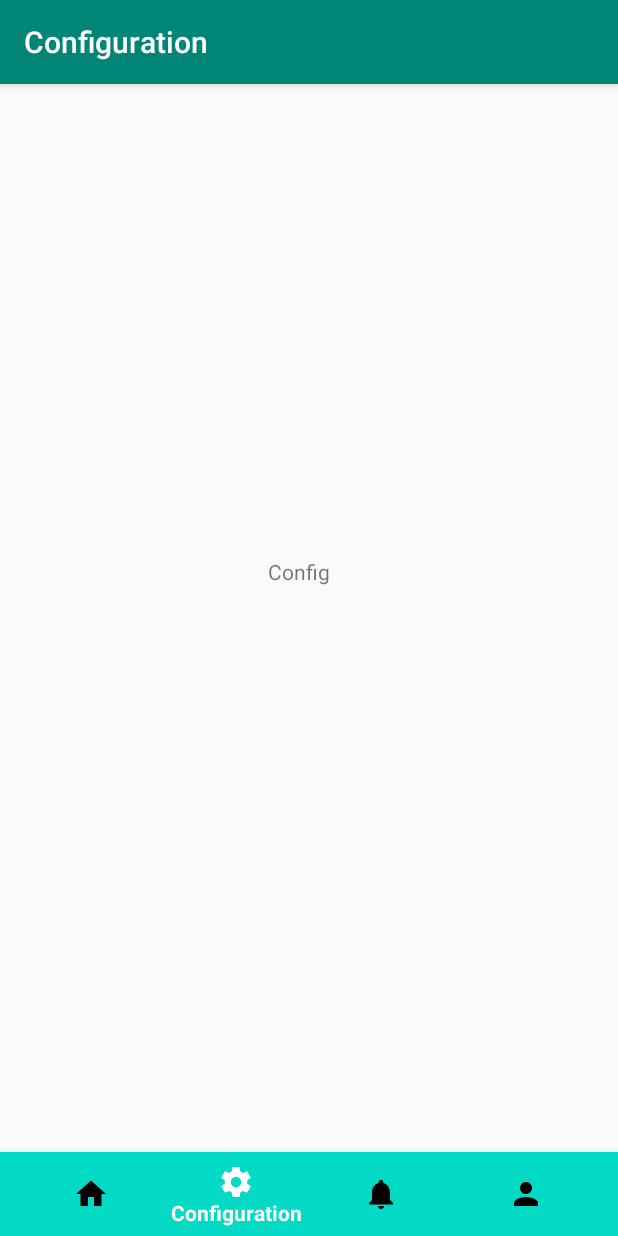
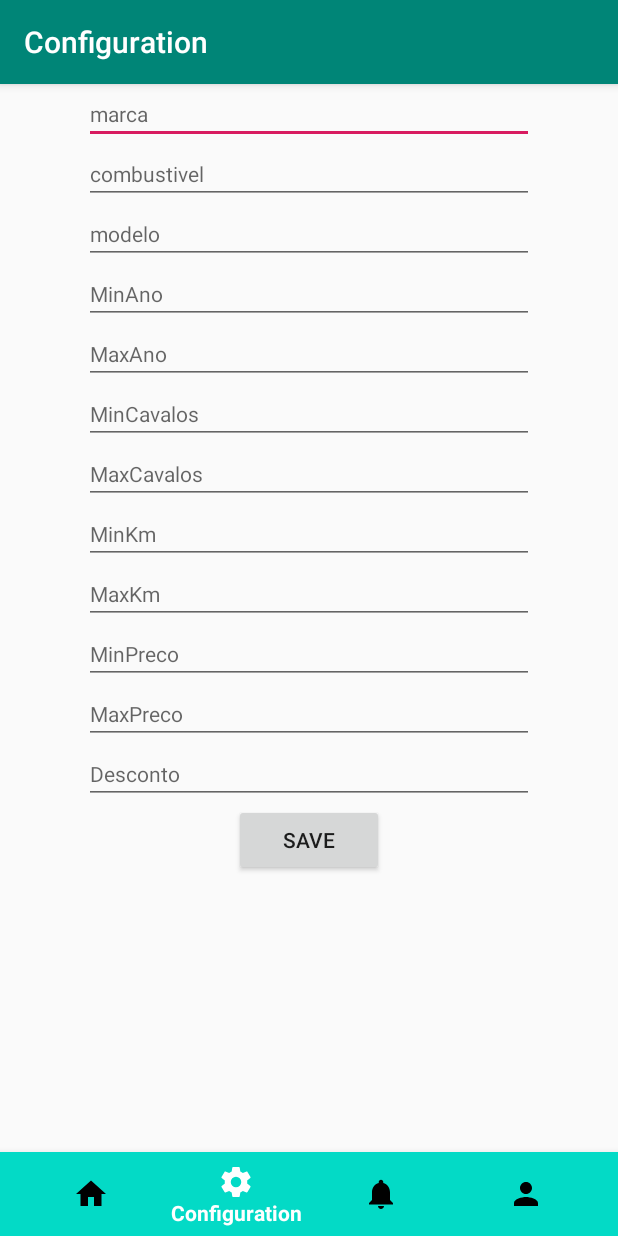
Before and after one commit to Fonseca2570/CMO, an Android app: the config screen opened directly, with no data from a screen before it, on a phone screen of 412 x 824 dp. Run offline under Robolectric (Android 15) with nearby library versions, the phone set to English and light mode, and no system bars.

Commit message:
form pesquisar carros

```diff
--- a/StandBot/app/src/main/java/com/ispgaya/standbot/config.java
+++ b/StandBot/app/src/main/java/com/ispgaya/standbot/config.java
@@ -5,16 +5,37 @@ import androidx.appcompat.app.AppCompatActivity;
 
 import android.content.Intent;
 import android.os.Bundle;
+import android.text.TextUtils;
 import android.view.MenuItem;
+import android.view.View;
+import android.widget.Button;
+import android.widget.EditText;
 
 import com.google.android.material.bottomnavigation.BottomNavigationView;
 
 public class config extends AppCompatActivity {
 
+    EditText minCavalos, maxCavalos, minAno, maxAno, minKm, maxKm, minPreco, maxPreco, desconto, marca, combustivel, modelo;
+    Button save;
+
     @Override
     protected void onCreate(Bundle savedInstanceState) {
         super.onCreate(savedInstanceState);
         setContentView(R.layout.activity_config);
+
+        minCavalos = findViewById(R.id.minCavalos);
+        maxCavalos = findViewById(R.id.maxCavalos);
+        minAno = findViewById(R.id.minAno);
+        maxAno = findViewById(R.id.maxAno);
+        minKm = findViewById(R.id.minKm);
+        maxKm = findViewById(R.id.maxKm);
+        minPreco = findViewById(R.id.minPreco);
+        maxPreco = findViewById(R.id.maxPreco);
+        desconto = findViewById(R.id.desconto);
+        marca = findViewById(R.id.marca);
+        combustivel = findViewById(R.id.combustivel);
+        modelo = findViewById(R.id.modelo);
+        save = findViewById(R.id.save);
 
         //Initialize  and Assign Variable
         BottomNavigationView bottomNavigationView = findViewById(R.id.bottom_navigation);
@@ -45,5 +66,40 @@ public class config extends AppCompatActivity {
                 return false;
             }
         });
+        save.setOnClickListener(new View.OnClickListener(){
+            @Override
+            public void onClick(View view){
+                checkData();
+            }
+        });
+    }
+
+    boolean isEmpty(EditText text) {
+        CharSequence str = text.getText().toString();
+        return TextUtils.isEmpty(str);
+    }
+
+    void checkData(){
+        if (isEmpty(minCavalos)) {
+            minCavalos.setError("MinCavalos is required!");
+        }
+        if (isEmpty(maxCavalos)) {
+            maxCavalos.setError("MaxCavalos is required!");
+        }
+        if (isEmpty(minKm)) {
+            minKm.setError("MinKm is required!");
+        }
+        if (isEmpty(maxKm)) {
+            maxKm.setError("MaxKm is required!");
+        }
+        if (isEmpty(minAno)) {
+            minAno.setError("MinAno is required!");
+        }
+        if (isEmpty(maxAno)) {
+            maxAno.setError("MaxAno is required!");
+        }
+        if (isEmpty(combustivel)) {
+            combustivel.setError("Combustivel is required!");
+        }
     }
 }
--- a/StandBot/app/src/main/res/layout/activity_config.xml
+++ b/StandBot/app/src/main/res/layout/activity_config.xml
@@ -1,31 +1,148 @@
 <?xml version="1.0" encoding="utf-8"?>
-<RelativeLayout xmlns:android="http://schemas.android.com/apk/res/android"
+<FrameLayout xmlns:android="http://schemas.android.com/apk/res/android"
     xmlns:app="http://schemas.android.com/apk/res-auto"
     xmlns:tools="http://schemas.android.com/tools"
     android:layout_width="match_parent"
     android:layout_height="match_parent"
+    android:gravity="center"
     tools:context=".config">
 
+    <RelativeLayout
+        android:layout_width="match_parent"
+        android:layout_height="545dp">
+
+        <ScrollView
+            android:layout_width="match_parent"
+            android:layout_height="match_parent">
+
+            <LinearLayout
+                android:layout_width="match_parent"
+                android:layout_height="wrap_content"
+                android:gravity="center"
+                android:orientation="vertical">
+                <!--Put form controls here-->
+                <EditText
+                    android:id="@+id/marca"
+                    android:layout_width="300dp"
+                    android:layout_height="wrap_content"
+                    android:hint="marca"
+                    android:textColor="@color/black"
+                    android:textSize="14sp" />
+
+                <EditText
+                    android:id="@+id/combustivel"
+                    android:layout_width="300dp"
+                    android:layout_height="wrap_content"
+                    android:hint="combustivel"
+                    android:textColor="@color/black"
+                    android:textSize="14sp" />
+
+                <EditText
+                    android:id="@+id/modelo"
+                    android:layout_width="300dp"
+                    android:layout_height="wrap_content"
+                    android:hint="modelo"
+                    android:textColor="@color/black"
+                    android:textSize="14sp" />
+
+                <EditText
+                    android:id="@+id/minAno"
+                    android:layout_width="300dp"
+                    android:layout_height="wrap_content"
+                    android:hint="MinAno"
+                    android:inputType="number"
+                    android:textColor="@color/black"
+                    android:textSize="14sp" />
+
+                <EditText
+                    android:id="@+id/maxAno"
+                    android:layout_width="300dp"
+                    android:layout_height="wrap_content"
+                    android:hint="MaxAno"
+                    android:inputType="number"
+                    android:textColor="@color/black"
+                    android:textSize="14sp" />
+
+                <EditText
+                    android:id="@+id/minCavalos"
+                    android:layout_width="300dp"
+                    android:layout_height="wrap_content"
+                    android:hint="MinCavalos"
+                    android:inputType="number"
+                    android:textColor="@color/black"
+                    android:textSize="14sp" />
+
+                <EditText
+                    android:id="@+id/maxCavalos"
+                    android:layout_width="300dp"
+                    android:layout_height="wrap_content"
+                    android:hint="MaxCavalos"
+                    android:inputType="number"
+                    android:textColor="@color/black"
+                    android:textSize="14sp" />
+
+                <EditText
+                    android:id="@+id/minKm"
+                    android:layout_width="300dp"
+                    android:layout_height="wrap_content"
+                    android:hint="MinKm"
+                    android:inputType="number"
+                    android:textColor="@color/black"
+                    android:textSize="14sp" />
+
+                <EditText
+                    android:id="@+id/maxKm"
+                    android:layout_width="300dp"
+                    android:layout_height="wrap_content"
+                    android:hint="MaxKm"
+                    android:inputType="number"
+                    android:textColor="@color/black"
+                    android:textSize="14sp" />
+
+                <EditText
+                    android:id="@+id/minPreco"
+                    android:layout_width="300dp"
+                    android:layout_height="wrap_content"
+                    android:hint="MinPreco"
+                    android:inputType="number"
+                    android:textColor="@color/black"
+                    android:textSize="14sp" />
+
+                <EditText
+                    android:id="@+id/maxPreco"
+                    android:layout_width="300dp"
+                    android:layout_height="wrap_content"
+                    android:hint="MaxPreco"
+                    android:inputType="number"
+                    android:textColor="@color/black"
+                    android:textSize="14sp" />
+
+                <EditText
+                    android:id="@+id/desconto"
+                    android:layout_width="300dp"
+                    android:layout_height="wrap_content"
+                    android:hint="Desconto"
+                    android:inputType="number"
+                    android:textColor="@color/black"
+                    android:textSize="14sp" />
+
+                <Button
+                    android:id="@+id/save"
+                    android:layout_width="100dp"
+                    android:layout_height="wrap_content"
+                    android:text="Save" />
+            </LinearLayout>
+        </ScrollView>
+    </RelativeLayout>
     <com.google.android.material.bottomnavigation.BottomNavigationView
         android:id="@+id/bottom_navigation"
         android:layout_width="match_parent"
         android:layout_height="wrap_content"
-        android:layout_alignParentBottom="true"
+        android:layout_gravity="bottom"
         android:layout_marginBottom="0dp"
         android:background="@color/design_default_color_secondary"
         app:itemBackground="@color/design_default_color_secondary"
         app:itemIconTint="@drawable/selector"
         app:itemTextColor="@drawable/selector"
         app:menu="@menu/menu_navigation" />
-
-    <TextView
-        android:id="@+id/textView"
-        android:layout_width="wrap_content"
-        android:layout_height="wrap_content"
-        android:layout_above="@+id/bottom_navigation"
-        android:layout_alignParentEnd="true"
-        android:layout_marginEnd="192dp"
-        android:layout_marginBottom="377dp"
-        android:text="Config" />
-
-</RelativeLayout>
+</FrameLayout>
--- a/StandBot/app/src/main/res/values/colors.xml
+++ b/StandBot/app/src/main/res/values/colors.xml
@@ -3,4 +3,5 @@
     <color name="colorPrimary">#008577</color>
     <color name="colorPrimaryDark">#00574B</color>
     <color name="colorAccent">#D81B60</color>
+    <color name="black">#000000</color>
 </resources>
--- a/StandBot/build.gradle
+++ b/StandBot/build.gradle
@@ -7,7 +7,7 @@ buildscript {
 
     }
     dependencies {
-        classpath 'com.android.tools.build:gradle:3.5.1'
+        classpath 'com.android.tools.build:gradle:3.6.0'
 
         // NOTE: Do not place your application dependencies here; they belong
         // in the individual module build.gradle files
```
Also changed, not shown: StandBot/gradle/wrapper/gradle-wrapper.properties.
